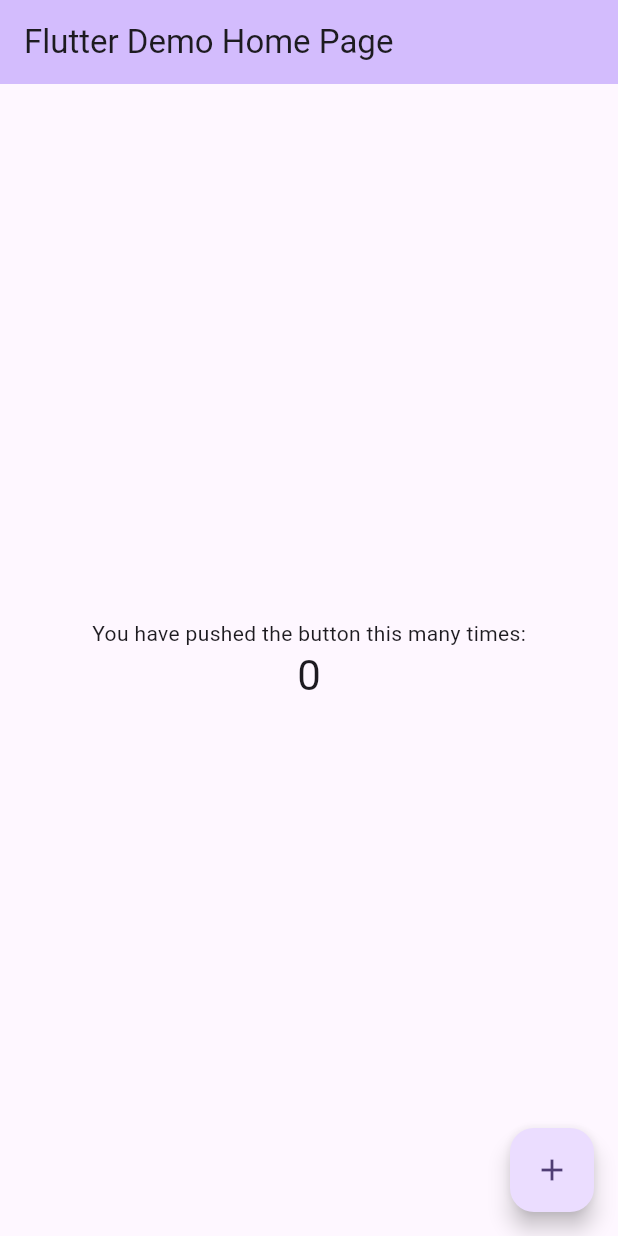
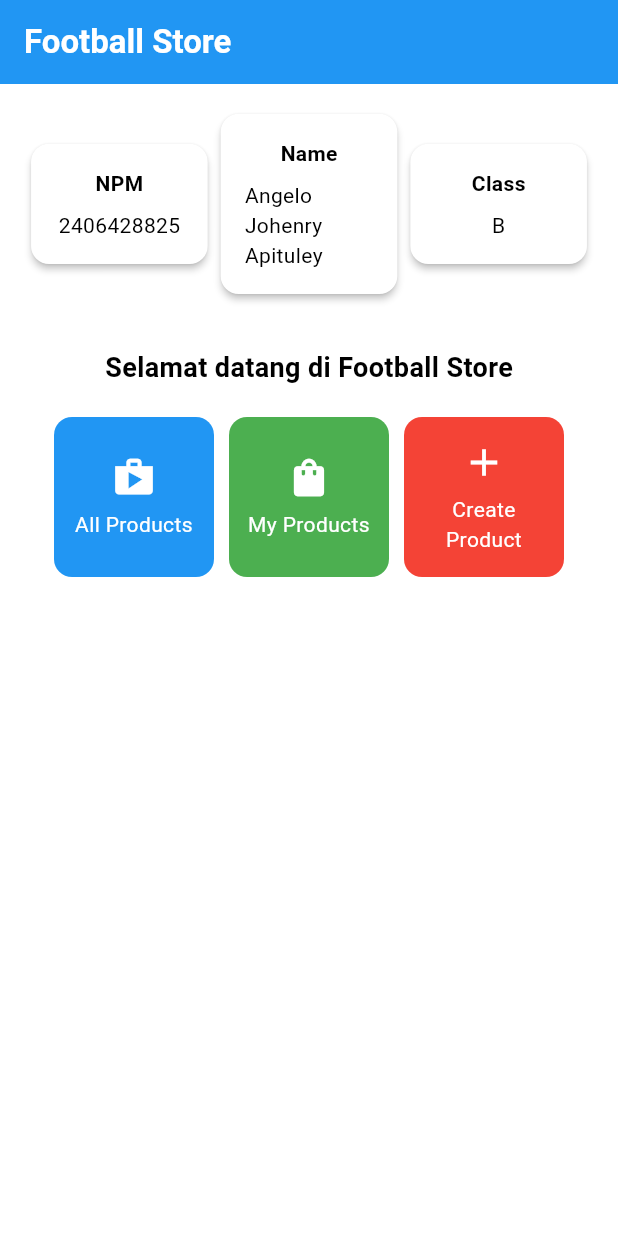
Before and after one commit to angelojohenry/football-store-mobile, a Flutter app: the screen it shows after launch, on a phone screen of 412 x 824 dp. Run offline on Flutter 3.47's test engine with Material 3 defaults, Android fonts, the phone set to English and light mode, and no system bars.

Commit message:
Tugas 7 Selesai

```diff
--- a/football_store/lib/main.dart
+++ b/football_store/lib/main.dart
@@ -1,4 +1,5 @@
 import 'package:flutter/material.dart';
+import 'package:football_store/menu.dart';
 
 void main() {
   runApp(const MyApp());
@@ -28,95 +29,10 @@ class MyApp extends StatelessWidget {
         //
         // This works for code too, not just values: Most code changes can be
         // tested with just a hot reload.
-        colorScheme: ColorScheme.fromSeed(seedColor: Colors.deepPurple),
+        colorScheme: ColorScheme.fromSwatch(primarySwatch: Colors.blue)
+            .copyWith(secondary: Colors.blueAccent[400]),
       ),
-      home: const MyHomePage(title: 'Flutter Demo Home Page'),
+      home: MyHomePage(),
     );
   }
 }
-
-class MyHomePage extends StatefulWidget {
-  const MyHomePage({super.key, required this.title});
-
-  // This widget is the home page of your application. It is stateful, meaning
-  // that it has a State object (defined below) that contains fields that affect
-  // how it looks.
-
-  // This class is the configuration for the state. It holds the values (in this
-  // case the title) provided by the parent (in this case the App widget) and
-  // used by the build method of the State. Fields in a Widget subclass are
-  // always marked "final".
-
-  final String title;
-
-  @override
-  State<MyHomePage> createState() => _MyHomePageState();
-}
-
-class _MyHomePageState extends State<MyHomePage> {
-  int _counter = 0;
-
-  void _incrementCounter() {
-    setState(() {
-      // This call to setState tells the Flutter framework that something has
-      // changed in this State, which causes it to rerun the build method below
-      // so that the display can reflect the updated values. If we changed
-      // _counter without calling setState(), then the build method would not be
-      // called again, and so nothing would appear to happen.
-      _counter++;
-    });
-  }
-
-  @override
-  Widget build(BuildContext context) {
-    // This method is rerun every time setState is called, for instance as done
-    // by the _incrementCounter method above.
-    //
-    // The Flutter framework has been optimized to make rerunning build methods
-    // fast, so that you can just rebuild anything that needs updating rather
-    // than having to individually change instances of widgets.
-    return Scaffold(
-      appBar: AppBar(
-        // TRY THIS: Try changing the color here to a specific color (to
-        // Colors.amber, perhaps?) and trigger a hot reload to see the AppBar
-        // change color while the other colors stay the same.
-        backgroundColor: Theme.of(context).colorScheme.inversePrimary,
-        // Here we take the value from the MyHomePage object that was created by
-        // the App.build method, and use it to set our appbar title.
-        title: Text(widget.title),
-      ),
-      body: Center(
-        // Center is a layout widget. It takes a single child and positions it
-        // in the middle of the parent.
-        child: Column(
-          // Column is also a layout widget. It takes a list of children and
-          // arranges them vertically. By default, it sizes itself to fit its
-          // children horizontally, and tries to be as tall as its parent.
-          //
-          // Column has various properties to control how it sizes itself and
-          // how it positions its children. Here we use mainAxisAlignment to
-          // center the children vertically; the main axis here is the vertical
-          // axis because Columns are vertical (the cross axis would be
-          // horizontal).
-          //
-          // TRY THIS: Invoke "debug painting" (choose the "Toggle Debug Paint"
-          // action in the IDE, or press "p" in the console), to see the
-          // wireframe for each widget.
-          mainAxisAlignment: MainAxisAlignment.center,
-          children: <Widget>[
-            const Text('You have pushed the button this many times:'),
-            Text(
-              '$_counter',
-              style: Theme.of(context).textTheme.headlineMedium,
-            ),
-          ],
-        ),
-      ),
-      floatingActionButton: FloatingActionButton(
-        onPressed: _incrementCounter,
-        tooltip: 'Increment',
-        child: const Icon(Icons.add),
-      ), // This trailing comma makes auto-formatting nicer for build methods.
-    );
-  }
-}
--- /dev/null
+++ b/football_store/lib/menu.dart
@@ -0,0 +1,189 @@
+import 'package:flutter/material.dart';
+
+class MyHomePage extends StatelessWidget {
+  MyHomePage({super.key});
+
+  final String nama = "Angelo Johenry Apituley"; //nama
+  final String npm = "2406428825"; //npm
+  final String kelas = "B";
+
+  final List<ItemHomepage> items = [
+    ItemHomepage("All Products", Icons.shop, Colors.blue),
+    ItemHomepage("My Products", Icons.shopping_bag, Colors.green),
+    ItemHomepage("Create Product", Icons.add, Colors.red),
+  ];
+
+  @override
+  Widget build(BuildContext context) {
+    return Scaffold(
+      // AppBar adalah bagian atas halaman yang menampilkan judul.
+      appBar: AppBar(
+        // Judul aplikasi "Football News" dengan teks putih dan tebal.
+        title: const Text(
+          'Football Store',
+          style: TextStyle(
+            color: Colors.white,
+            fontWeight: FontWeight.bold,
+          ),
+        ),
+        // Warna latar belakang AppBar diambil dari skema warna tema aplikasi.
+        backgroundColor: Theme.of(context).colorScheme.primary,
+      ),
+      // Body halaman dengan padding di sekelilingnya.
+      body: Padding(
+        padding: const EdgeInsets.all(16.0),
+        // Menyusun widget secara vertikal dalam sebuah kolom.
+        child: Column(
+          crossAxisAlignment: CrossAxisAlignment.center,
+          children: [
+            // Row untuk menampilkan 3 InfoCard secara horizontal.
+            Row(
+              mainAxisAlignment: MainAxisAlignment.spaceEvenly,
+              children: [
+                InfoCard(title: 'NPM', content: npm),
+                InfoCard(title: 'Name', content: nama),
+                InfoCard(title: 'Class', content: kelas),
+              ],
+            ),
+
+            // Memberikan jarak vertikal 16 unit.
+            const SizedBox(height: 16.0),
+
+            // Menempatkan widget berikutnya di tengah halaman.
+            Center(
+              child: Column(
+                // Menyusun teks dan grid item secara vertikal.
+
+                children: [
+                  // Menampilkan teks sambutan dengan gaya tebal dan ukuran 18.
+                  const Padding(
+                    padding: EdgeInsets.only(top: 16.0),
+                    child: Text(
+                      'Selamat datang di Football Store',
+                      style: TextStyle(
+                        fontWeight: FontWeight.bold,
+                        fontSize: 18.0,
+                      ),
+                    ),
+                  ),
+
+                  // Grid untuk menampilkan ItemCard dalam bentuk grid 3 kolom.
+                  GridView.count(
+                    primary: true,
+                    padding: const EdgeInsets.all(20),
+                    crossAxisSpacing: 10,
+                    mainAxisSpacing: 10,
+                    crossAxisCount: 3,
+                    // Agar grid menyesuaikan tinggi kontennya.
+                    shrinkWrap: true,
+
+                    // Menampilkan ItemCard untuk setiap item dalam list items.
+                    children: items.map((ItemHomepage item) {
+                      return ItemCard(item);
+                    }).toList(),
+                  ),
+                ],
+              ),
+            ),
+          ],
+        ),
+      ),
+    );
+  }
+}
+
+class ItemHomepage {
+  final String name;
+  final IconData icon;
+  final Color color;
+
+  ItemHomepage(this.name, this.icon, this.color);
+}
+
+class ItemCard extends StatelessWidget {
+  // Menampilkan kartu dengan ikon dan nama.
+
+  final ItemHomepage item;
+
+  const ItemCard(this.item, {super.key});
+
+  @override
+  Widget build(BuildContext context) {
+
+    return Material(
+      // Menentukan warna latar belakang dari tema aplikasi.
+      color: item.color,
+      // Membuat sudut kartu melengkung.
+      borderRadius: BorderRadius.circular(12),
+
+      child: InkWell(
+        // Aksi ketika kartu ditekan.
+        onTap: () {
+          // Menampilkan pesan SnackBar saat kartu ditekan.
+          ScaffoldMessenger.of(context)
+            ..hideCurrentSnackBar()
+            ..showSnackBar(
+                SnackBar(content: Text("Kamu telah menekan tombol ${item.name}!"))
+            );
+        },
+        // Container untuk menyimpan Icon dan Text
+        child: Container(
+          padding: const EdgeInsets.all(8),
+          child: Center(
+            child: Column(
+              // Menyusun ikon dan teks di tengah kartu.
+              mainAxisAlignment: MainAxisAlignment.center,
+              children: [
+                Icon(
+                  item.icon,
+                  color: Colors.white,
+                  size: 30.0,
+                ),
+                const Padding(padding: EdgeInsets.all(3)),
+                Text(
+                  item.name,
+                  textAlign: TextAlign.center,
+                  style: const TextStyle(color: Colors.white),
+                ),
+              ],
+            ),
+          ),
+        ),
+      ),
+    );
+  }
+
+}
+
+class InfoCard extends StatelessWidget {
+  // Kartu informasi yang menampilkan title dan content.
+
+  final String title;  // Judul kartu.
+  final String content;  // Isi kartu.
+
+  const InfoCard({super.key, required this.title, required this.content});
+
+  @override
+  Widget build(BuildContext context) {
+    return Card(
+      // Membuat kotak kartu dengan bayangan dibawahnya.
+      elevation: 2.0,
+      child: Container(
+        // Mengatur ukuran dan jarak di dalam kartu.
+        width: MediaQuery.of(context).size.width / 3.5, // menyesuaikan dengan lebar device yang digunakan.
+        padding: const EdgeInsets.all(16.0),
+        // Menyusun title dan content secara vertikal.
+        child: Column(
+          children: [
+            Text(
+              title,
+              style: const TextStyle(fontWeight: FontWeight.bold),
+            ),
+            const SizedBox(height: 8.0),
+            Text(content),
+          ],
+        ),
+      ),
+    );
+  }
+}
```
